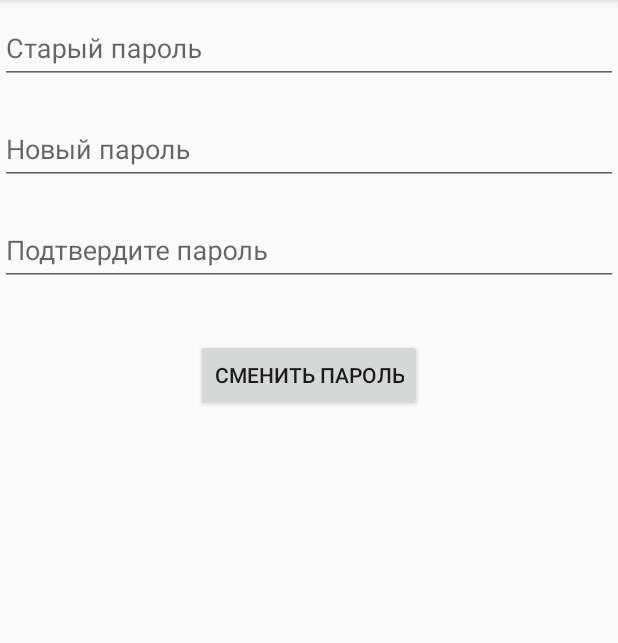
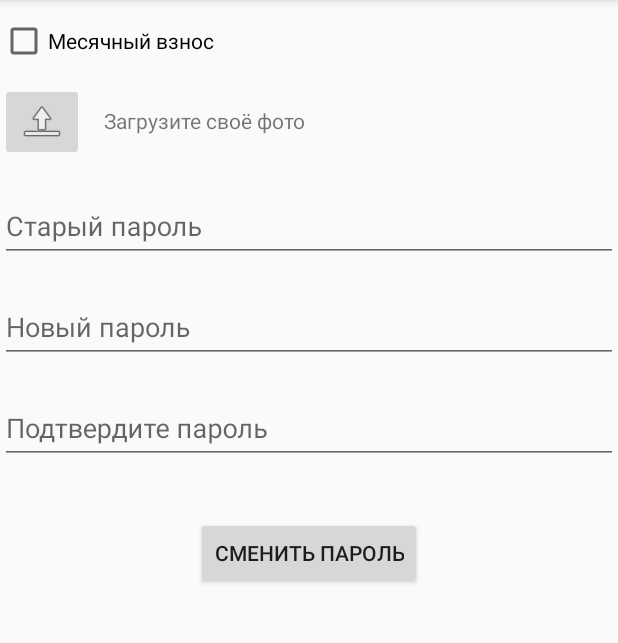
Before and after one commit to shadowzer/profcomCSU, an Android app: the fragment FragmentPersonalArea placed in its activity, on a phone screen of 412 x 824 dp, the part 84-727 px from its top. Run offline under Robolectric (Android 15) with nearby library versions, the phone set to English and light mode, and no system bars; libraries missing offline, so code that uses them is left out: android.support.v7.

Commit message:
updated main activity with fragments

```diff
--- a/Android app/Profcom/app/src/main/java/ru/csu/profcom/FragmentPersonalArea.java
+++ b/Android app/Profcom/app/src/main/java/ru/csu/profcom/FragmentPersonalArea.java
@@ -1,12 +1,20 @@
 package ru.csu.profcom;
 
+import android.content.ActivityNotFoundException;
 import android.content.Context;
+import android.content.Intent;
 import android.net.Uri;
 import android.os.Bundle;
 import android.support.v4.app.Fragment;
+import android.support.v4.app.FragmentActivity;
+import android.util.Log;
 import android.view.LayoutInflater;
 import android.view.View;
 import android.view.ViewGroup;
+import android.widget.Button;
+import android.widget.ImageButton;
+
+import java.util.zip.Inflater;
 
 
 /**
@@ -22,10 +30,15 @@ public class FragmentPersonalArea extends Fragment {
     // the fragment initialization parameters, e.g. ARG_ITEM_NUMBER
     private static final String ARG_PARAM1 = "param1";
     private static final String ARG_PARAM2 = "param2";
+    private static final int PICKFILE_RESULT_CODE = 1;
+    private static final int RESULT_OK = 0;
 
     // TODO: Rename and change types of parameters
     private String mParam1;
     private String mParam2;
+
+    private ImageButton photoLoaderButton;
+    private Button changePasswordButton;
 
     private OnFragmentInteractionListener mListener;
 
@@ -64,6 +77,17 @@ public class FragmentPersonalArea extends Fragment {
     public View onCreateView(LayoutInflater inflater, ViewGroup container,
                              Bundle savedInstanceState) {
         // Inflate the layout for this fragment
+
+        View inflate = inflater.inflate(R.layout.fragment_personal_area, container, false);
+        photoLoaderButton = (ImageButton) inflate.findViewById(R.id.photoLoadButton);
+        photoLoaderButton.setOnClickListener(new View.OnClickListener() {
+            @Override
+            public void onClick(View v) {
+                Intent webIntent = new Intent(Intent.ACTION_VIEW, Uri.parse("https://www.google.com"));
+                startActivity(webIntent);
+            }
+        });
+
         return inflater.inflate(R.layout.fragment_personal_area, container, false);
     }
 
--- a/Android app/Profcom/app/src/main/java/ru/csu/profcom/MainActivity.java
+++ b/Android app/Profcom/app/src/main/java/ru/csu/profcom/MainActivity.java
@@ -18,6 +18,7 @@ import android.support.v7.app.AppCompatActivity;
 import android.support.v7.widget.Toolbar;
 import android.view.Menu;
 import android.view.MenuItem;
+import android.widget.Button;
 
 import retrofit2.Retrofit;
 import retrofit2.converter.gson.GsonConverterFactory;
@@ -52,6 +53,7 @@ public class MainActivity extends AppCompatActivity
 
         NavigationView navigationView = (NavigationView) findViewById(R.id.nav_view);
         navigationView.setNavigationItemSelectedListener(this);
+
     }
 
     @Override
@@ -83,6 +85,7 @@ public class MainActivity extends AppCompatActivity
             UserInfoStorage userInfoStorage = new UserInfoStorage(MainActivity.this);
             userInfoStorage.clear();
             Intent intent = new Intent(MainActivity.this, LoginActivity.class);
+            intent.setFlags(Intent.FLAG_ACTIVITY_NEW_TASK | Intent.FLAG_ACTIVITY_CLEAR_TASK);
             finish();
             startActivity(intent);
             return true;
--- a/Android app/Profcom/app/src/main/res/layout/fragment_personal_area.xml
+++ b/Android app/Profcom/app/src/main/res/layout/fragment_personal_area.xml
@@ -1,33 +1,17 @@
 <RelativeLayout
     xmlns:android="http://schemas.android.com/apk/res/android"
+    xmlns:app="http://schemas.android.com/apk/res-auto"
     xmlns:tools="http://schemas.android.com/tools"
     android:layout_width="match_parent"
     android:layout_height="match_parent"
     tools:context="ru.csu.profcom.FragmentPersonalArea">
-
-    <android.support.design.widget.TextInputLayout
-        android:layout_width="match_parent"
-        android:layout_height="wrap_content"
-        android:id="@+id/textInputLayout">
-
-        <EditText
-            android:id="@+id/oldPassword"
-            android:layout_width="match_parent"
-            android:layout_height="wrap_content"
-            android:hint="Старый пароль"
-            android:imeOptions="actionUnspecified"
-            android:inputType="textPassword"
-            android:maxLines="1"
-            android:singleLine="true"/>
-
-    </android.support.design.widget.TextInputLayout>
 
     <Button
         android:text="Сменить пароль"
         android:layout_width="wrap_content"
         android:layout_height="wrap_content"
         android:layout_marginTop="35dp"
-        android:id="@+id/button2"
+        android:id="@+id/changePasswordButton"
         android:layout_below="@+id/textInputLayout3"
         android:layout_centerHorizontal="true" />
 
@@ -73,4 +57,62 @@
 
     </android.support.design.widget.TextInputLayout>
 
+    <TextView
+        android:text="Загрузите своё фото"
+        android:layout_width="wrap_content"
+        android:layout_height="wrap_content"
+        android:layout_marginLeft="13dp"
+        android:layout_marginStart="13dp"
+        android:id="@+id/textView3"
+        android:layout_alignBottom="@+id/photoLoadButton"
+        android:layout_toRightOf="@+id/photoLoadButton"
+        android:layout_toEndOf="@+id/photoLoadButton"
+        android:layout_marginBottom="17dp" />
+
+    <CheckBox
+        android:text="Месячный взнос"
+        android:layout_width="match_parent"
+        android:layout_height="wrap_content"
+        android:id="@+id/feePayCheckBox"
+        android:clickable="false"
+        android:checked="false"
+        android:focusable="false"
+        android:layout_alignParentTop="true"
+        android:layout_alignParentLeft="true"
+        android:layout_alignParentStart="true"
+        android:layout_marginTop="11dp" />
+
+    <ImageButton
+        android:layout_width="wrap_content"
+        android:layout_height="wrap_content"
+        app:srcCompat="@android:drawable/ic_menu_upload"
+        android:id="@+id/photoLoadButton"
+        android:elevation="0dp"
+        android:contentDescription="Upload a photo"
+        android:layout_marginTop="12dp"
+        android:layout_below="@+id/feePayCheckBox"
+        android:layout_alignParentLeft="true"
+        android:layout_alignParentStart="true" />
+
+    <android.support.design.widget.TextInputLayout
+        android:layout_width="match_parent"
+        android:layout_height="wrap_content"
+        android:id="@+id/textInputLayout"
+        android:layout_marginTop="11dp"
+        android:layout_below="@+id/textView3"
+        android:layout_alignParentLeft="true"
+        android:layout_alignParentStart="true">
+
+        <EditText
+            android:id="@+id/oldPassword"
+            android:layout_width="match_parent"
+            android:layout_height="wrap_content"
+            android:hint="Старый пароль"
+            android:imeOptions="actionUnspecified"
+            android:inputType="textPassword"
+            android:maxLines="1"
+            android:singleLine="true"/>
+
+    </android.support.design.widget.TextInputLayout>
+
 </RelativeLayout>
```
Also changed, not shown: Android app/Profcom/app/src/main/java/ru/csu/profcom/FragmentQuestions.java (+13 -1 lines), Android app/Profcom/app/src/main/res/layout/fragment_news.xml (+51 -42 lines), Android app/Profcom/app/src/main/res/layout/fragment_questions.xml (+36 -14 lines).
